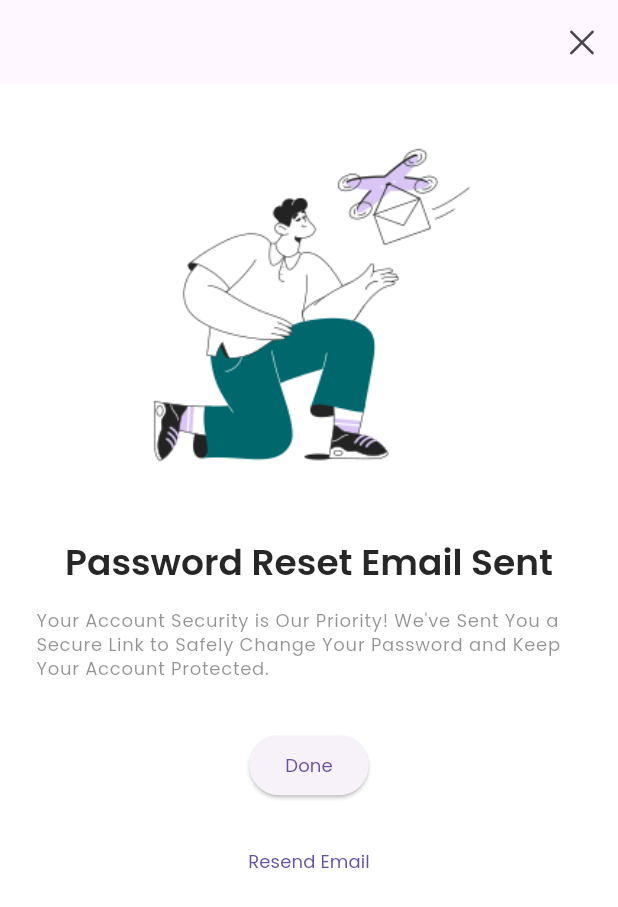
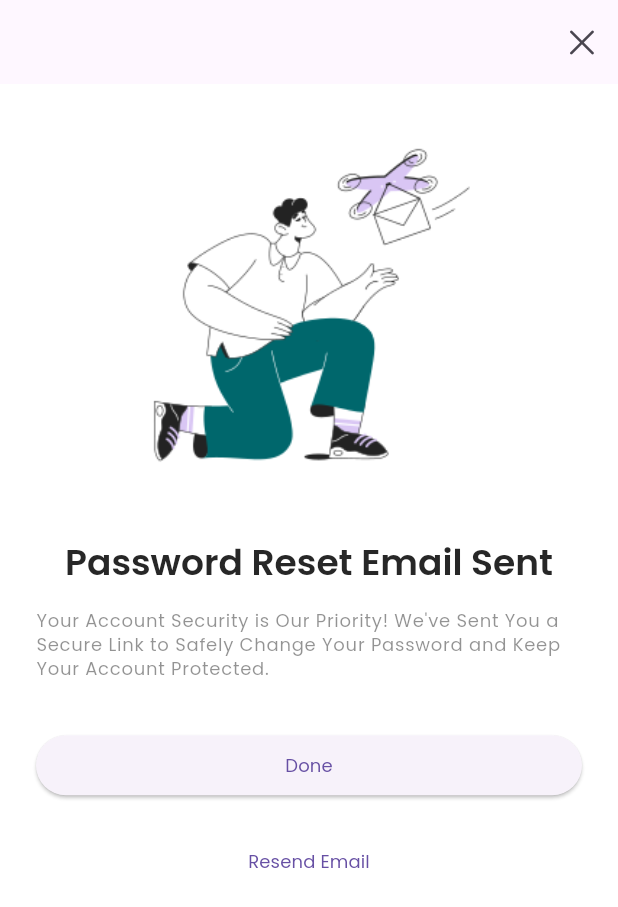
Before and after one commit to raj-codertz/e-shop-app, a Flutter app: the ResetPassword screen opened directly, on a phone screen of 412 x 824 dp. Shown: the top 907 px of the screen. Run offline on Flutter 3.47's test engine with Material 3 defaults, Android fonts, the light colour scheme and no system bars; our stand-ins replace get, get_storage, iconsax, logger, smooth_page_indicator; accounts and stored records are empty.

Commit message:
fix issue in reset password button

```diff
--- a/lib/features/authentication/screens/password_configuration/reset_password.dart
+++ b/lib/features/authentication/screens/password_configuration/reset_password.dart
@@ -36,9 +36,9 @@ class ResetPassword extends StatelessWidget {
             const SizedBox(height: TSizes.spaceBtwSections),
 
             //   Buttons
-              ElevatedButton(onPressed: () {}, child: const Text(TTexts.done)),
+              SizedBox(width: double.infinity ,child: ElevatedButton(onPressed: () {}, child: const Text(TTexts.done))),
               const SizedBox(height: TSizes.spaceBtwItems),
-              TextButton(onPressed: () {}, child: const Text(TTexts.resendEmail))
+              SizedBox(width: double.infinity,child: TextButton(onPressed: () {}, child: const Text(TTexts.resendEmail)))
             ],
           ),
         ),
```
